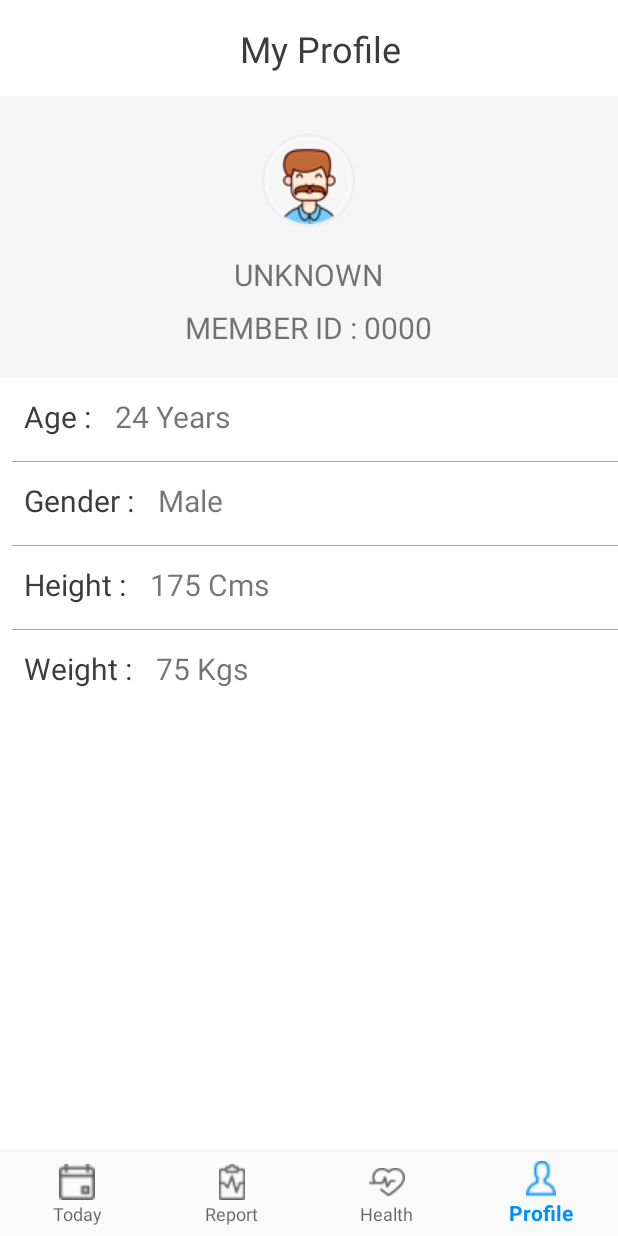
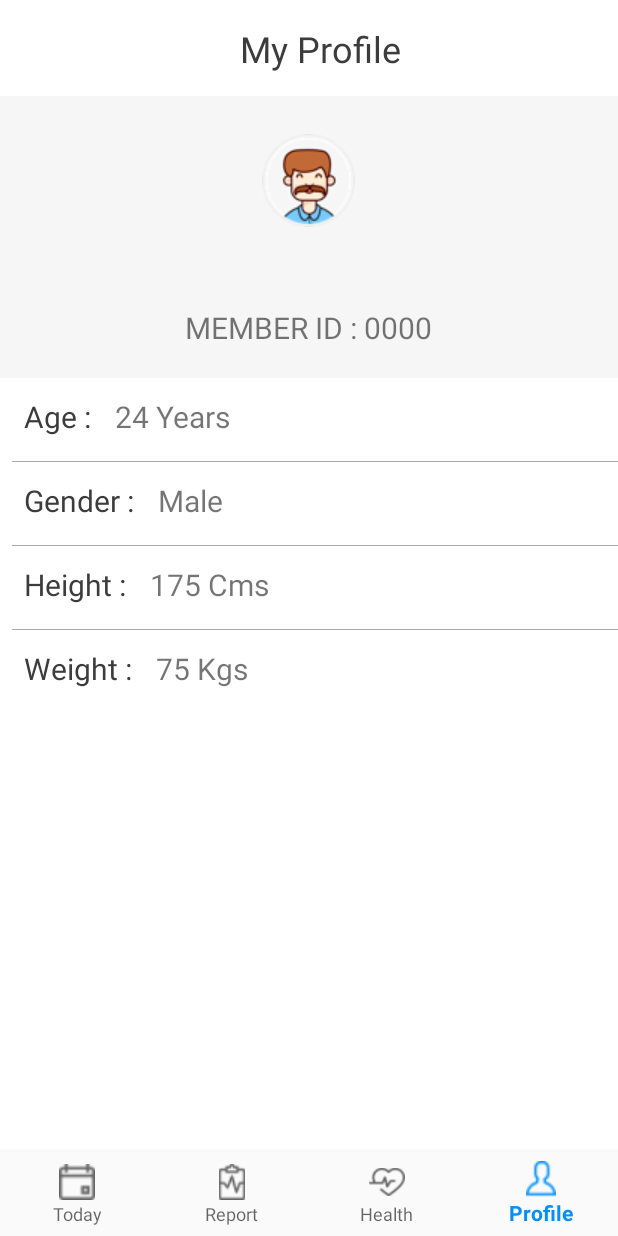
Before and after one commit to diagnext/dhflpedostep, an Android app: the d_MoreActivity screen opened directly, with no data from a screen before it, on a phone screen of 412 x 824 dp. Run offline under Robolectric (Android 15) with nearby library versions, the phone set to English and light mode, and no system bars; our stand-ins replace Firebase (no records; nobody signed in at launch, a user with empty details on screens opened directly).

Commit message:
first commit

```diff
--- a/mylibrary/src/main/java/in/diagnext/mylibrary/d_MainActivity.java
+++ b/mylibrary/src/main/java/in/diagnext/mylibrary/d_MainActivity.java
@@ -174,8 +174,8 @@ public class d_MainActivity extends AppCompatActivity  implements SensorEventLis
          String strFromDate = dateFormat.format(dateStart);
          String strToDate= dateFormat.format(dateEnd);
 
-         policyStart_txt.setText("Policy Start date : " +strFromDate);
-         policyExp_txt.setText("Policy Exp date : " +strToDate);
+         policyStart_txt.setText("Target/Policy Start date : " +strFromDate);
+         policyExp_txt.setText("Target/Policy End date : " +strToDate);
 
 
      }
--- a/mylibrary/src/main/java/in/diagnext/mylibrary/d_MoreActivity.java
+++ b/mylibrary/src/main/java/in/diagnext/mylibrary/d_MoreActivity.java
@@ -108,7 +108,7 @@ public class d_MoreActivity extends AppCompatActivity {
         gender = userPref.getBoolean("gender", true);
         height = userPref.getString("height", "175");
         weight = userPref.getString("weight", "75");
-        name = userPref.getString("name", "UNKNOWN");
+        name = userPref.getString("name", "");
 
 
         dp_txtAge=(TextView)findViewById(R.id.dp_txtAge);
@@ -131,9 +131,7 @@ public class d_MoreActivity extends AppCompatActivity {
         dp_txtHeight.setText(height + " Cms");
         dp_txtWeight.setText(weight + " Kgs");
         txtMemberId_dp.setText("MEMBER ID : "+userId);
-        if(name.equals(""))
-            txtUser_dp.setText("UNKNOWN");
-        else
+
         txtUser_dp.setText(name);
     }
 }
--- a/mylibrary/src/main/java/in/diagnext/mylibrary/d_UserLogin.java
+++ b/mylibrary/src/main/java/in/diagnext/mylibrary/d_UserLogin.java
@@ -200,8 +200,10 @@ public class d_UserLogin extends AppCompatActivity {
             });
 
             gender = false;
-            if(data.getGender().equals("Male"))
-                gender = true;
+            if(data.getGender()!=null) {
+                if (data.getGender().equals("Male"))
+                    gender = true;
+            }
             prefs = getSharedPreferences("pedometer", 0);
             SharedPreferences.Editor editor = prefs.edit();
             editor.putString("member_id", uName);
```
